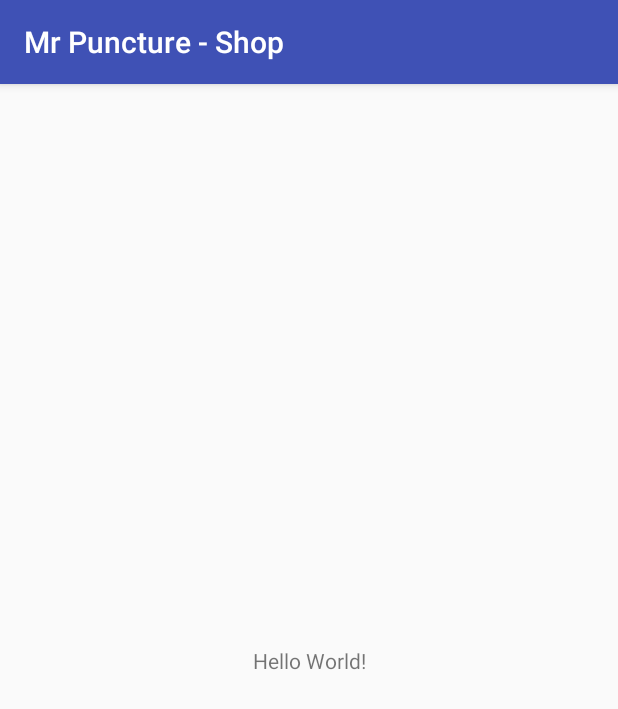
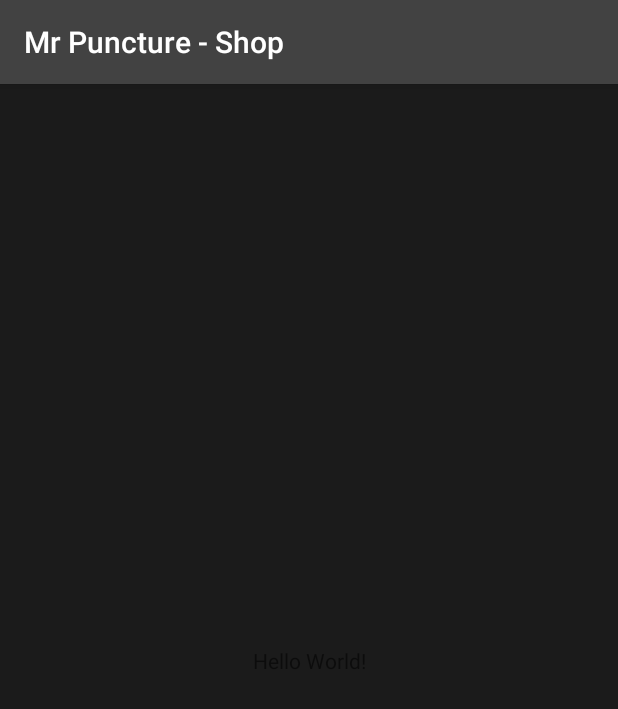
Before and after one commit to durzoflint/Mr_Puncute_Shop, an Android app: the screen it shows after launch (HomeActivity), on a phone screen of 412 x 824 dp. Shown: the top 709 px of the screen. Run offline under Robolectric (Android 15) with nearby library versions, the phone set to English and light mode, and no system bars.

```diff
--- a/app/build.gradle
+++ b/app/build.gradle
@@ -22,7 +22,10 @@ dependencies {
     implementation fileTree(dir: 'libs', include: ['*.jar'])
     implementation 'com.android.support:appcompat-v7:28.0.0'
     implementation 'com.android.support.constraint:constraint-layout:1.1.3'
+    implementation 'com.google.firebase:firebase-messaging:11.8.0'
     testImplementation 'junit:junit:4.12'
     androidTestImplementation 'com.android.support.test:runner:1.0.2'
     androidTestImplementation 'com.android.support.test.espresso:espresso-core:3.0.2'
 }
+
+apply plugin: 'com.google.gms.google-services'
--- a/app/src/main/res/values/colors.xml
+++ b/app/src/main/res/values/colors.xml
@@ -1,6 +1,10 @@
 <?xml version="1.0" encoding="utf-8"?>
 <resources>
-    <color name="colorPrimary">#3F51B5</color>
-    <color name="colorPrimaryDark">#303F9F</color>
-    <color name="colorAccent">#FF4081</color>
+    <color name="colorPrimary">#424242</color>
+    <color name="colorPrimaryDark">#1b1b1b</color>
+    <color name="colorPrimaryLight">#6d6d6d</color>
+    <color name="colorSecondary">#fdd835</color>
+    <color name="colorSecondaryDark">#c6a700</color>
+    <color name="colorScendaryLight">#ffff6b</color>
+    <color name="colorAccent">#4CAF50</color>
 </resources>
--- a/app/src/main/res/values/styles.xml
+++ b/app/src/main/res/values/styles.xml
@@ -6,6 +6,7 @@
         <item name="colorPrimary">@color/colorPrimary</item>
         <item name="colorPrimaryDark">@color/colorPrimaryDark</item>
         <item name="colorAccent">@color/colorAccent</item>
+        <item name="android:windowBackground">@color/colorPrimaryDark</item>
     </style>
 
 </resources>
--- a/build.gradle
+++ b/build.gradle
@@ -12,6 +12,7 @@ buildscript {
 
         // NOTE: Do not place your application dependencies here; they belong
         // in the individual module build.gradle files
+        classpath 'com.google.gms:google-services:3.1.1'
     }
 }
 
```
Also changed, not shown: app/src/main/AndroidManifest.xml (+22 -0 lines), app/src/main/java/com/durzoflint/mrpuncture_shop/MyFirebaseInstanceIDService.java (added, +17 -0 lines), app/src/main/java/com/durzoflint/mrpuncture_shop/MyFirebaseMessagingService.java (added, +48 -0 lines), 1 other file.
